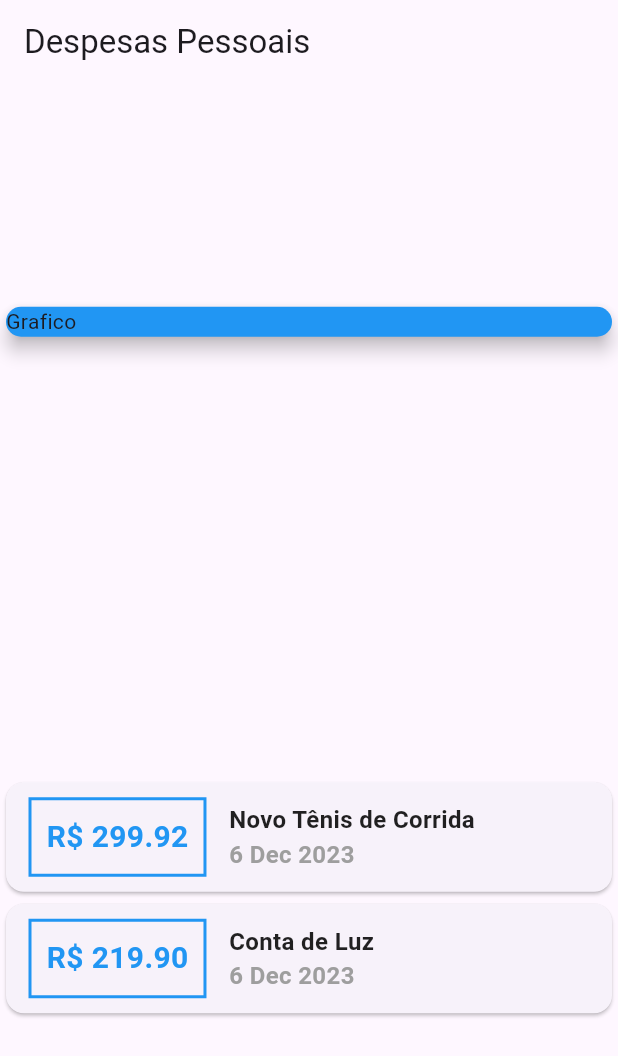
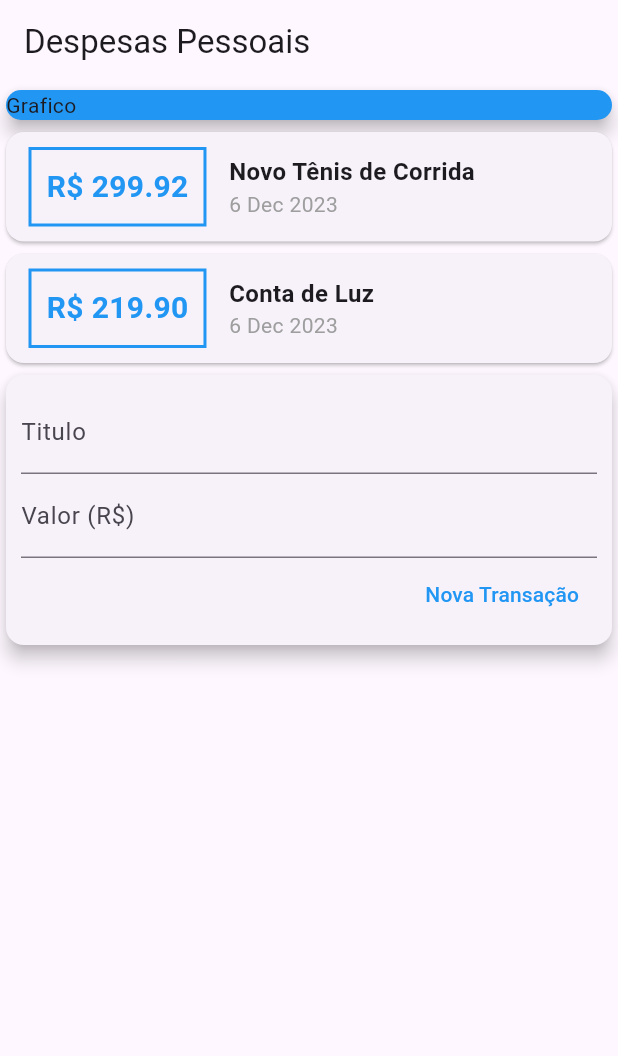
Before and after one commit to tiiagocouto/Studying_app_expenses, a Flutter app: the screen it shows after launch, on a phone screen of 412 x 824 dp. Shown: the top 1056 px of the screen. Run offline on Flutter 3.47's test engine with Material 3 defaults, Android fonts, the phone set to English and light mode, and no system bars.

Commit message:
textField up

```diff
--- a/lib/main.dart
+++ b/lib/main.dart
@@ -1,12 +1,11 @@
+import 'package:expenses/models/transaction.dart';
 import 'package:flutter/material.dart';
-import 'package:myexpenses/models/transaction.dart';
 import 'package:intl/intl.dart';
 
 main() => runApp(const MyExpensesApp());
 
 class MyExpensesApp extends StatelessWidget {
   const MyExpensesApp({Key? key}) : super(key: key);
-
   @override
   Widget build(BuildContext context) {
     return MaterialApp(home: MyHomePage());
@@ -16,6 +15,9 @@ class MyExpensesApp extends StatelessWidget {
 class MyHomePage extends StatelessWidget {
   MyHomePage({Key? key}) : super(key: key);
   //const MyHomePage({super.key});
+
+  final titleController = TextEditingController();
+  final valueController = TextEditingController();
 
 // criando um atributo final
   final _transactions = [
@@ -40,25 +42,21 @@ class MyHomePage extends StatelessWidget {
         title: const Text('Despesas Pessoais'),
       ),
       body: Column(
-        // Comando para ajustar posições de cima para baixo
-        mainAxisAlignment:
-            MainAxisAlignment.spaceAround, // spaceAround = espaço ao redor
-        // Comando para ajustar posições da esq para dir
         crossAxisAlignment:
             CrossAxisAlignment.stretch, // stretch = esticar a area inteira
-        children: <Widget>[
+        children: [
           const SizedBox(
             child: Card(
               color: Colors.blue,
+              child: Text('Grafico'),
               elevation: 5,
-              child: Text('Grafico'),
             ),
           ),
           Column(
             children: _transactions.map((tr) {
               return Card(
                 child: Row(
-                  children: <Widget>[
+                  children: [
                     Container(
                         // comando para setar distancias horizontais e verticais
                         margin: const EdgeInsets.symmetric(
@@ -67,10 +65,11 @@ class MyHomePage extends StatelessWidget {
                         ),
                         // decoration serve para aplicar estilos no layout
                         decoration: BoxDecoration(
-                            border: Border.all(
-                          color: Colors.blue,
-                          width: 2,
-                        )),
+                          border: Border.all(
+                            color: Colors.blue,
+                            width: 2,
+                          ),
+                        ),
                         padding: const EdgeInsets.all(10),
                         child: Text(
                           // Interpolarização
@@ -83,18 +82,17 @@ class MyHomePage extends StatelessWidget {
                         )),
                     Column(
                       crossAxisAlignment: CrossAxisAlignment.start,
-                      children: <Widget>[
-                        Text(tr.title,
-                            style: const TextStyle(
-                                fontWeight: FontWeight.bold,
-                                fontSize: 16,
-                                color: Colors.black87)),
+                      children: [
+                        Text(
+                          tr.title,
+                          style: const TextStyle(
+                              fontSize: 16, fontWeight: FontWeight.bold),
+                        ),
                         // contrutor que formata a data apartir do import intl
-                        Text(DateFormat('d MMM y').format(tr.date),
-                            style: const TextStyle(
-                                fontWeight: FontWeight.bold,
-                                fontSize: 16,
-                                color: Colors.grey)),
+                        Text(
+                          DateFormat('d MMM y').format(tr.date),
+                          style: const TextStyle(color: Colors.grey),
+                        ),
                       ],
                     )
                   ],
@@ -102,6 +100,47 @@ class MyHomePage extends StatelessWidget {
               );
             }).toList(),
           ),
+          Card(
+            elevation: 5,
+            child: Padding(
+              padding: const EdgeInsets.all(10),
+              child: Column(
+                children: [
+                  TextField(
+                    controller: titleController,
+                    decoration: const InputDecoration(
+                      labelText: 'Titulo',
+                    ),
+                  ),
+                  TextField(
+                    controller: valueController,
+                    decoration: const InputDecoration(
+                      labelText: 'Valor (R\$)',
+                    ),
+                  ),
+                  // Na mesma coluna dos cards
+                  // botão foi Wrap com a Row, permitindo a modificações
+                  Row(
+                    mainAxisAlignment: MainAxisAlignment.end,
+                    children: <Widget>[
+                      TextButton(
+                        child: const Text(
+                          'Nova Transação',
+                          style: TextStyle(
+                            color: Colors.blue,
+                          ),
+                        ),
+                        onPressed: () {
+                          print(titleController.text);
+                          print(valueController.text);
+                        },
+                      ),
+                    ],
+                  ),
+                ],
+              ),
+            ),
+          ),
         ],
       ),
     );
```
Also changed, not shown: pubspec.yaml (+10 -12 lines), pubspec.lock, 1 other file.
